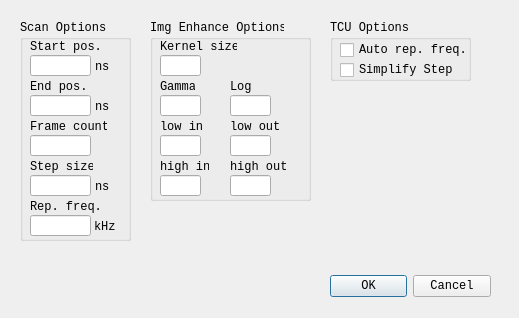
First picture: the form in settings.ui, repository yilp7/img_proc_demo, before the edit.
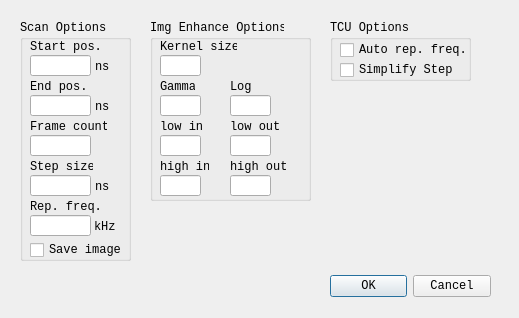
Second picture: the form after the edit.

Patch:
```diff
--- a/settings.ui
+++ b/settings.ui
@@ -41,7 +41,7 @@
      <x>20</x>
      <y>20</y>
      <width>111</width>
-     <height>221</height>
+     <height>241</height>
     </rect>
    </property>
    <property name="title">
@@ -214,6 +214,19 @@
      <string>Rep. freq.</string>
     </property>
    </widget>
+   <widget class="QCheckBox" name="SAVE_SCAN_CHK">
+    <property name="geometry">
+     <rect>
+      <x>10</x>
+      <y>220</y>
+      <width>95</width>
+      <height>20</height>
+     </rect>
+    </property>
+    <property name="text">
+     <string>Save image</string>
+    </property>
+   </widget>
   </widget>
   <widget class="QGroupBox" name="ENHANCE_GROUP">
    <property name="geometry">
```
